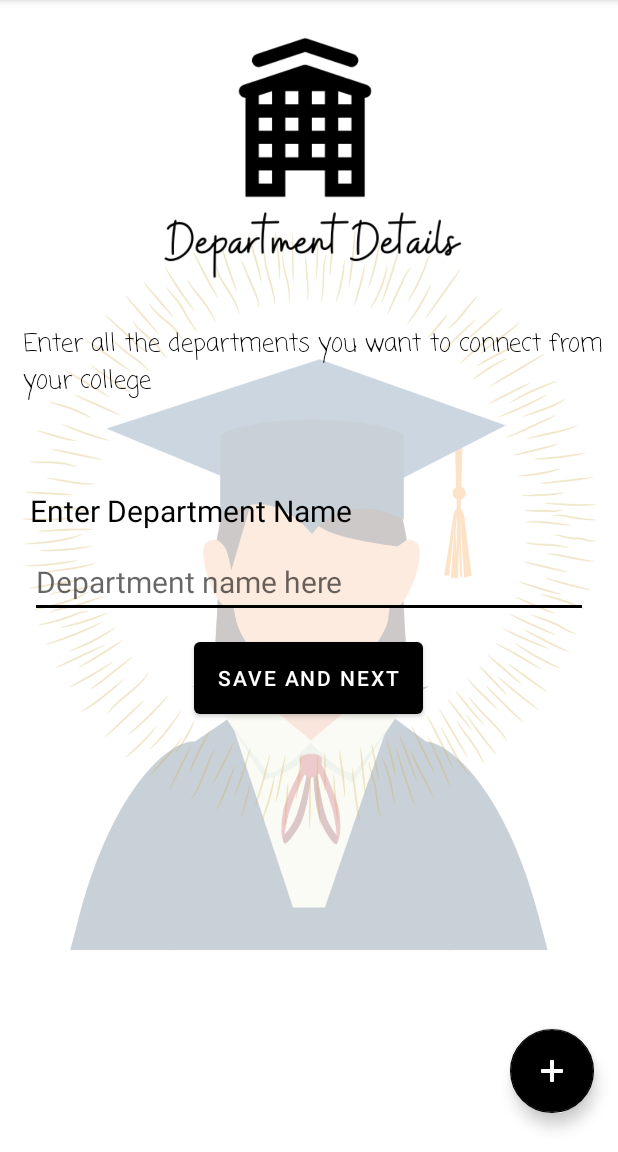
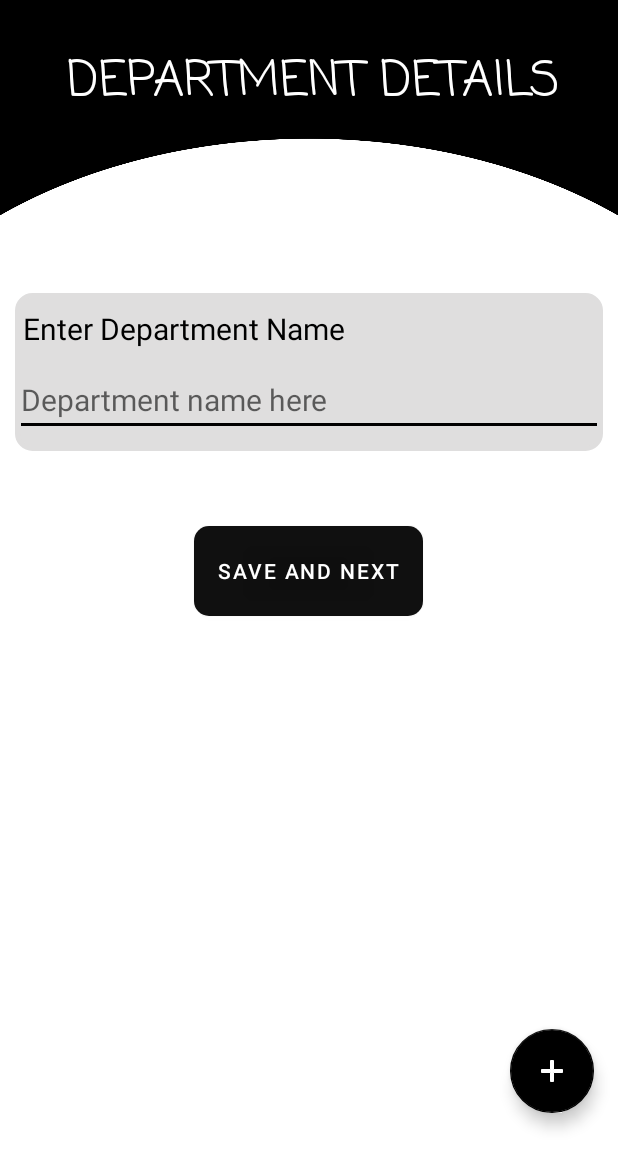
Before and after one commit to Riyanshi243/StudentHelpDesk, an Android app: the RegisterCollege2 screen opened directly, with no data from a screen before it, on a phone screen of 412 x 824 dp, the part 84-1236 px from its top. Run offline under Robolectric (Android 15) with nearby library versions, the phone set to English and light mode, and no system bars.

Commit message:
UI CHANGED DAY1

```diff
--- a/app/src/main/AndroidManifest.xml
+++ b/app/src/main/AndroidManifest.xml
@@ -9,6 +9,7 @@
         android:roundIcon="@mipmap/ic_launcher_round"
         android:supportsRtl="true"
         android:theme="@style/Theme.StudentHelpDesk">
+
         <activity
             android:name=".AdminViewAllRequests"
             android:exported="false" />
@@ -47,7 +48,7 @@
             android:exported="false" />
         <activity
             android:name=".StudentCheckRequestStatus"
-            android:exported="false" />
+            android:exported="false"/>
         <activity
             android:name=".RegisterCollege3"
             android:exported="false" />
@@ -62,7 +63,8 @@
             android:exported="false" />
         <activity
             android:name=".RegisterCollege"
-            android:exported="false" />
+            android:exported="false"/>
+            <!--android:windowSoftInputMode="stateVisible|adjustPan"/> -->
         <activity
             android:name=".StudentSignup"
             android:exported="false" />
--- /dev/null
+++ b/app/src/main/res/drawable/layout_bg.xml
@@ -0,0 +1,7 @@
+<?xml version="1.0" encoding="UTF-8"?>
+<shape xmlns:android="http://schemas.android.com/apk/res/android">
+    <solid android:color="@color/box_blue"/>
+    <stroke android:width="3dp" android:color="@color/box_blue" />
+    <corners android:radius="10dp"/>
+    <padding android:left="0dp" android:top="0dp" android:right="0dp" android:bottom="0dp" />
+</shape>
--- /dev/null
+++ b/app/src/main/res/drawable/roundedbutton.xml
@@ -0,0 +1,9 @@
+<?xml version="1.0" encoding="utf-8"?>
+<shape xmlns:android="http://schemas.android.com/apk/res/android"
+    android:shape="rectangle">
+    <solid android:color="#eeffffff" />
+    <corners android:bottomRightRadius="10dp"
+        android:bottomLeftRadius="10dp"
+        android:topRightRadius="10dp"
+        android:topLeftRadius="10dp"/>
+</shape>
--- a/app/src/main/res/layout/activity_register_college2.xml
+++ b/app/src/main/res/layout/activity_register_college2.xml
@@ -4,15 +4,13 @@
     xmlns:tools="http://schemas.android.com/tools"
     android:layout_width="match_parent"
     android:layout_height="match_parent"
-    android:background="@drawable/bg_white"
+
     tools:context=".RegisterCollege2">
 
     <ScrollView
         android:id="@+id/scrollView3"
         android:layout_width="match_parent"
         android:layout_height="match_parent"
-        android:layout_marginRight="10dp"
-        android:layout_marginLeft="10dp"
         app:layout_constraintEnd_toEndOf="parent"
         app:layout_constraintStart_toStartOf="parent"
         app:layout_constraintTop_toTopOf="parent">
@@ -22,16 +20,13 @@
             android:layout_height="wrap_content"
             android:orientation="vertical">
 
-            <ImageView
-                android:id="@+id/imageView2"
-                android:layout_width="wrap_content"
-                android:layout_height="167dp"
-                android:layout_gravity="center"
-                android:layout_marginTop="20dp"
-                app:srcCompat="@drawable/department_details" />
-
+            <LinearLayout
+                android:layout_width="match_parent"
+                android:layout_height="160dp"
+                android:orientation="vertical"
+                android:background="@drawable/head_img">
                     <TextView
-                android:id="@+id/welcomemsg"
+                        android:id="@+id/head"
                         android:layout_width="match_parent"
                         android:layout_height="wrap_content"
                         android:layout_gravity="center"
@@ -39,15 +34,18 @@
                         android:layout_marginBottom="50dp"
                         android:fontFamily="casual"
                         android:paddingLeft="5dp"
-                android:text="Enter all the departments you want to connect from your college"
-                android:textColor="@color/black"
-                android:textSize="16dp" />
+                        android:text="DEPARTMENT DETAILS"
+                        android:textColor="@color/white"
+                        android:gravity="center"
+                        android:textSize="32dp" />
+                </LinearLayout>
 
             <LinearLayout
                 android:id="@+id/linearL"
                 android:layout_width="match_parent"
                 android:layout_height="wrap_content"
-                android:orientation="vertical">
+                android:orientation="vertical"
+                android:layout_marginTop="20dp">
 
             </LinearLayout>
 
@@ -56,8 +54,10 @@
                 android:layout_width="wrap_content"
                 android:layout_height="60dp"
                 android:layout_gravity="center"
+                android:layout_marginTop="50dp"
                 android:onClick="saveAndNext"
                 android:text="SAVE AND NEXT"
+                android:background="@drawable/roundedbutton"
                 android:layout_marginBottom="60dp"/>
 
         </LinearLayout>
--- a/app/src/main/res/layout/repeatable_college_register_questions.xml
+++ b/app/src/main/res/layout/repeatable_college_register_questions.xml
@@ -11,7 +11,7 @@
         android:orientation="vertical"
         android:layout_marginLeft="10dp"
         android:layout_marginRight="10dp"
-        android:background="@color/box_bg"
+        android:background="@drawable/layout_bg"
         android:layout_marginTop="10dp"
         app:layout_constraintBottom_toBottomOf="parent"
         app:layout_constraintEnd_toEndOf="parent"
--- a/app/src/main/res/layout/repeatable_edit_text_layout.xml
+++ b/app/src/main/res/layout/repeatable_edit_text_layout.xml
@@ -11,7 +11,8 @@
         android:orientation="vertical"
         android:layout_marginLeft="10dp"
         android:layout_marginRight="10dp"
-
+        android:layout_marginTop="15dp"
+        android:background="@drawable/layout_bg"
         app:layout_constraintBottom_toBottomOf="parent"
         app:layout_constraintEnd_toEndOf="parent"
         app:layout_constraintStart_toStartOf="parent"
@@ -25,6 +26,7 @@
             android:layout_marginTop="10dp"
             android:layout_marginBottom="10dp"
             android:text="ENTER YOUR "
+            android:paddingLeft="5dp"
             android:textColor="@color/black"
             android:textSize="20dp" />
 
@@ -35,10 +37,10 @@
             android:layout_marginBottom="10dp"
             android:ems="10"
             android:gravity="start|top"
+            android:hint="Your "
             android:inputType="textPersonName"
             android:textColor="@color/black"
-            android:textSize="20dp"
-            android:hint="Your " />
+            android:textSize="20dp" />
 
 
     </LinearLayout>
--- a/app/src/main/res/values/colors.xml
+++ b/app/src/main/res/values/colors.xml
@@ -8,10 +8,12 @@
     <color name="black">#FF000000</color>
     <color name="white">#FFFFFFFF</color>
     <color name="background_gray">#bababa</color>
+    <color name="box_blue">#DFDEDE</color>
     <color name="hint_text">#858383</color>
     <color name="box_bg">#e8e6e6</color>
     <color name="yellow_bg">#F0CD6C</color>
     <color name="red_bg">#FF1201</color>
     <color name="green_bg">#5CF018</color>
     <color name="blue_text">#0A64F3</color>
+
 </resources>
```
Also changed, not shown: app/src/main/res/layout/activity_register_college.xml (+30 -13 lines), app/src/main/res/layout/activity_register_college3.xml (+17 -17 lines), app/src/main/res/layout/repeatable_course_register_layout.xml (+7 -0 lines), app/src/main/res/drawable/background_img.png (added), app/src/main/res/drawable/head_img.png (added). Lines whose indentation alone changed are shown as unchanged.
